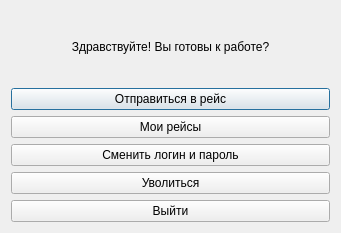
First picture: the form in Qt/Lab_1/windowdriver.ui, repository avasyutkin/term_2, before the edit.
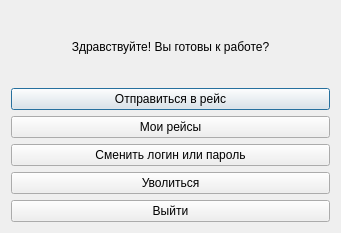
Second picture: the form after the edit.

Diff of the .ui file:
```diff
--- a/Qt/Lab_1/windowdriver.ui
+++ b/Qt/Lab_1/windowdriver.ui
@@ -43,7 +43,7 @@
      <item>
       <widget class="QPushButton" name="pushButton_2">
        <property name="text">
-        <string>Сменить логин и пароль</string>
+        <string>Сменить логин или пароль</string>
        </property>
       </widget>
      </item>
```
